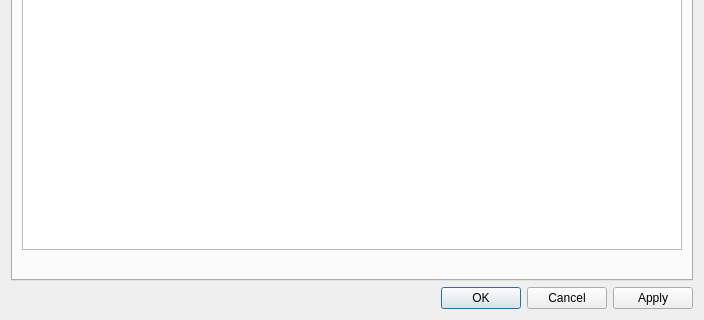
Above: src/ui/include/optionsdialog.ui from 64x-lunicorn/LogSquirl before the change; both pictures show x 0 to 704 and y 497 to 817 of the 704 by 817 pixel window. Below: the same form after it.
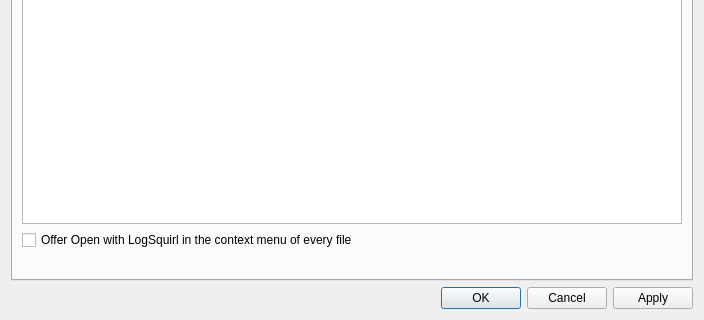
That is the form after the change. The open tabs and pages were chosen to show the change.

Commit message: On Windows, every file offers Open with LogSquirl in the context menu (#724)

```diff
--- a/src/ui/include/optionsdialog.ui
+++ b/src/ui/include/optionsdialog.ui
@@ -870,6 +870,16 @@
          </column>
         </widget>
        </item>
+       <item>
+        <widget class="QCheckBox" name="fileAssociationsContextMenuCheckBox">
+         <property name="text">
+          <string>Offer Open with LogSquirl in the context menu of every file</string>
+         </property>
+         <property name="toolTip">
+          <string>Opens files of any type in LogSquirl, such as rotated logs like app.log.1.</string>
+         </property>
+        </widget>
+       </item>
        <item>
         <widget class="QLabel" name="fileAssociationsNoteLabel">
          <property name="wordWrap">
```
The commit also changes 14 other files.
